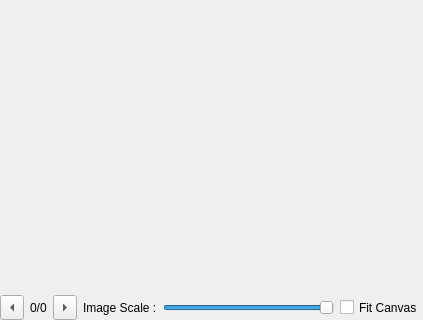
Old version of the form photobash_images/photobash_images_docker.ui in the repository veryprofessionaldodo/Krita-Photobash-Images-Plugin; both pictures show x 0 to 423 and y 562 to 882 of the 423 by 882 pixel window.
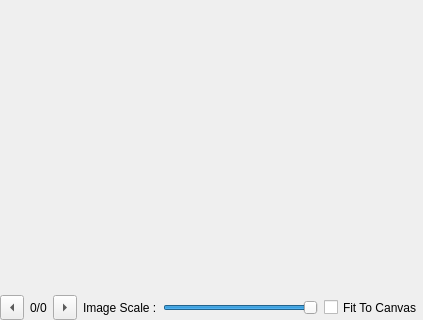
New version of the form.

Commit message: fix to fit to canvas setting

Diff of the .ui file:
```diff
--- a/photobash_images/photobash_images_docker.ui
+++ b/photobash_images/photobash_images_docker.ui
@@ -445,7 +445,7 @@
          </size>
         </property>
         <property name="text">
-         <string>Fit Canvas</string>
+         <string>Fit To Canvas</string>
         </property>
        </widget>
       </item>
```
The commit also changes 1 other file.
